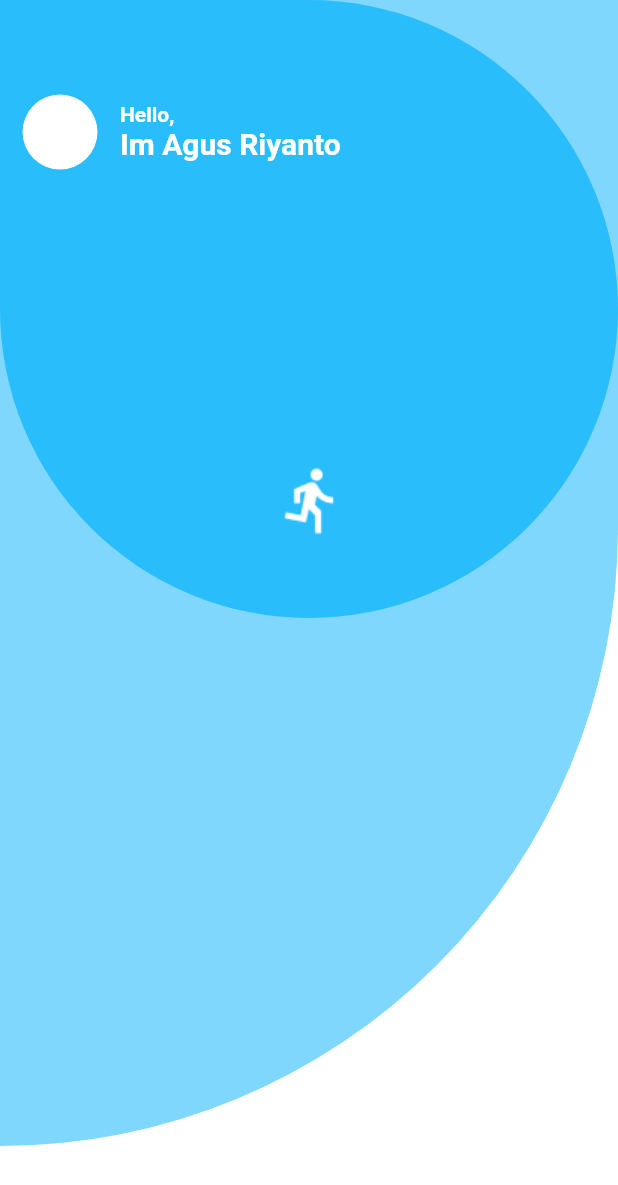
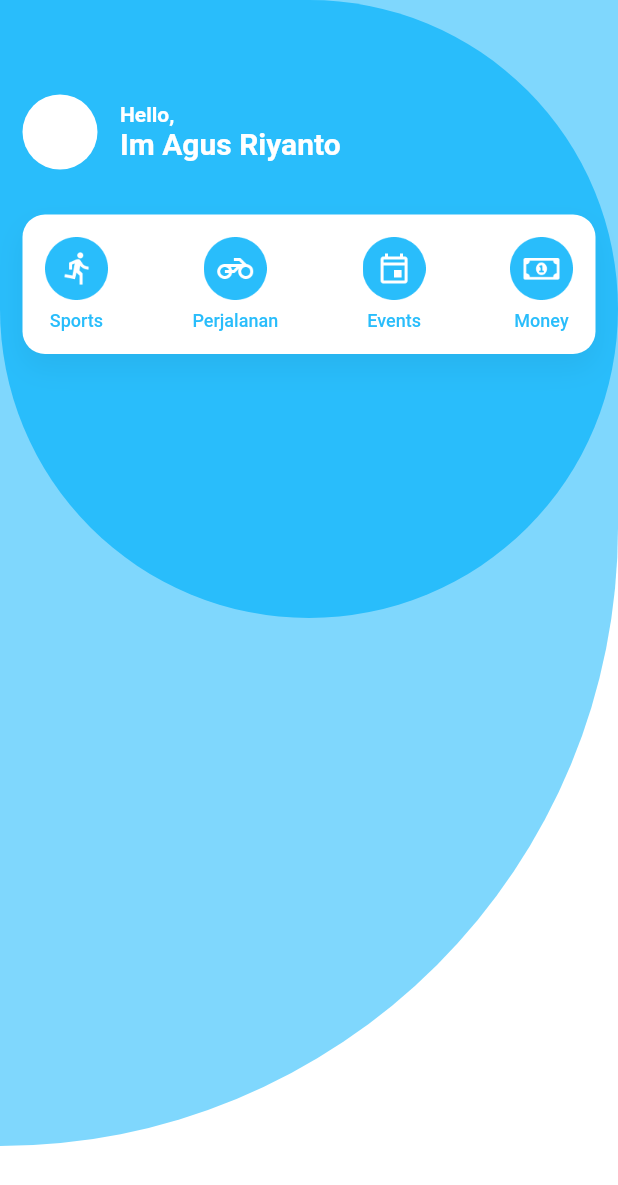
Before and after one commit to aguzri10/menotes, a Flutter app: the HomePage screen opened directly, on a phone screen of 412 x 824 dp. Shown: the top 1185 px of the screen. Run offline on Flutter 3.47's test engine with Material 2 defaults, Android fonts, the phone set to English and light mode, and no system bars.

Commit message:
add menu in home page

```diff
--- a/lib/pages/home/index.dart
+++ b/lib/pages/home/index.dart
@@ -85,7 +85,48 @@ class HomePage extends StatelessWidget {
                 ),
               ),
               SliverToBoxAdapter(
-                child: Image.asset(iconSports),
+                child: Container(
+                  margin: EdgeInsets.all(15),
+                  padding: EdgeInsets.all(15),
+                  decoration: BoxDecoration(
+                    color: Colors.white,
+                    borderRadius: BorderRadius.circular(15),
+                    boxShadow: [
+                      BoxShadow(
+                        color: Colors.black.withOpacity(0.05),
+                        blurRadius: 15,
+                        offset: Offset(0, 9),
+                      )
+                      // offset: reverse ? Offset(5, 0) : Offset(0, 5))
+                    ],
+                  ),
+                  child: Row(
+                    crossAxisAlignment: CrossAxisAlignment.center,
+                    mainAxisAlignment: MainAxisAlignment.spaceBetween,
+                    children: <Widget>[
+                      MenuItem(
+                        icon: iconSports,
+                        text: 'Sports',
+                        textTheme: textTheme,
+                      ),
+                      MenuItem(
+                        icon: iconTrip,
+                        text: 'Perjalanan',
+                        textTheme: textTheme,
+                      ),
+                      MenuItem(
+                        icon: iconEvents,
+                        text: 'Events',
+                        textTheme: textTheme,
+                      ),
+                      MenuItem(
+                        icon: iconMoney,
+                        text: 'Money',
+                        textTheme: textTheme,
+                      )
+                    ],
+                  ),
+                ),
               )
             ],
           )
@@ -94,3 +135,34 @@ class HomePage extends StatelessWidget {
     );
   }
 }
+
+class MenuItem extends StatelessWidget {
+  final String icon, text;
+  final TextTheme textTheme;
+
+  const MenuItem({
+    Key key,
+    this.icon,
+    this.text,
+    this.textTheme,
+  }) : super(key: key);
+  @override
+  Widget build(BuildContext context) {
+    return Column(
+      children: <Widget>[
+        Image.asset(
+          icon,
+          scale: 2,
+        ),
+        SizedBox(height: 7),
+        Text(
+          text,
+          style: textTheme.caption.copyWith(
+            color: Theme.of(context).primaryColor,
+            fontWeight: FontWeight.w500,
+          ),
+        )
+      ],
+    );
+  }
+}
```
